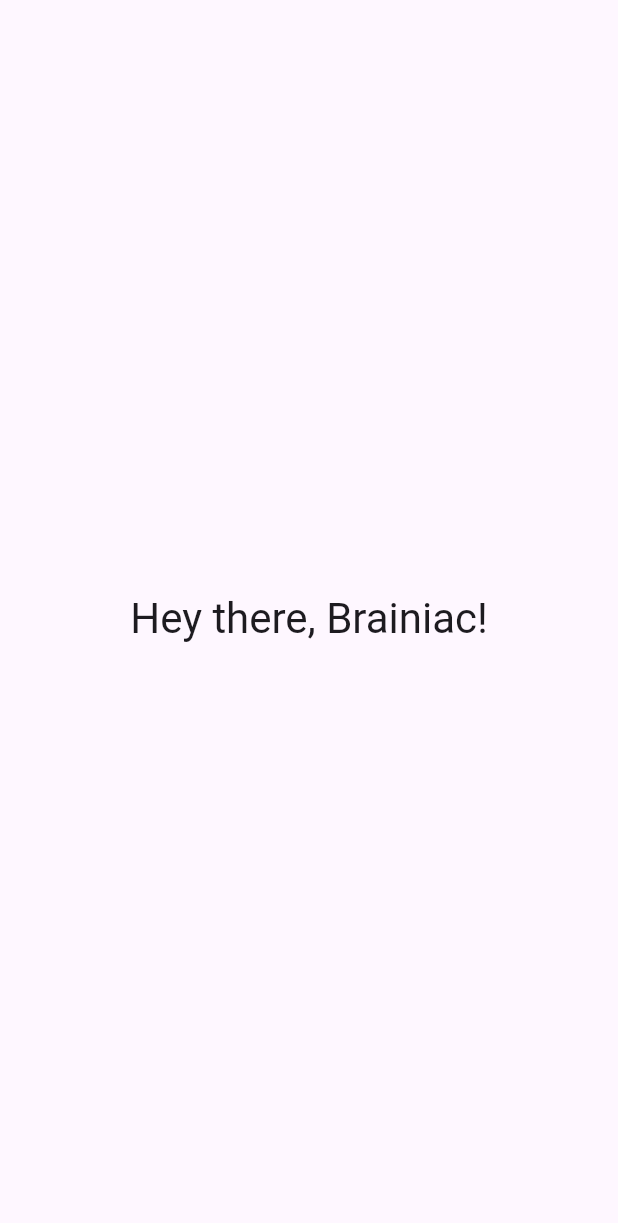
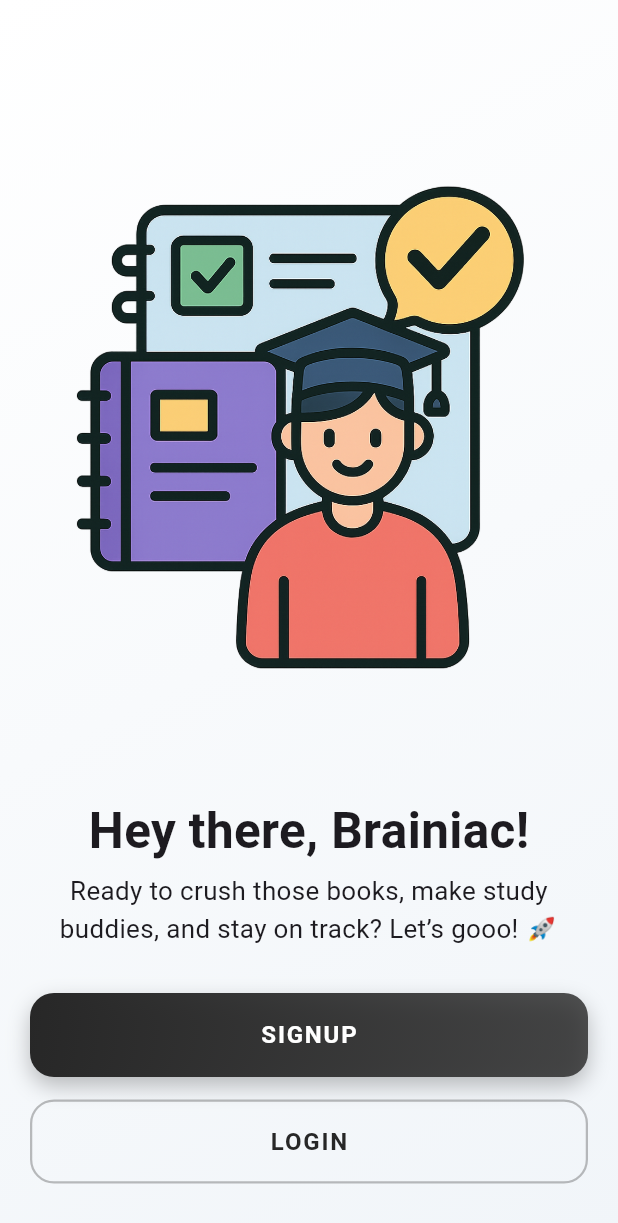
Before and after one commit to Jude254-programmer/smart_pace_lite, a Flutter app: the screen it shows after launch, on a phone screen of 412 x 824 dp. Shown: the top 1223 px of the screen. Run offline on Flutter 3.47's test engine with Material 3 defaults, Android fonts, the light colour scheme and no system bars; our stand-ins replace get.

Commit message:
created welcome screen

```diff
--- /dev/null
+++ b/lib/src/common_widgets/buttons/modern_button.dart
@@ -0,0 +1,116 @@
+import 'package:flutter/material.dart';
+
+import '../../constants/colors.dart';
+
+class ModernButton extends StatefulWidget {
+  final String text;
+  final bool isPrimary;
+  final VoidCallback onPressed;
+  final Color color;
+
+  const ModernButton({
+    required this.text,
+    required this.isPrimary,
+    required this.onPressed,
+    required this.color,
+  });
+
+  @override
+  State<ModernButton> createState() => ModernButtonState();
+}
+
+class ModernButtonState extends State<ModernButton>
+    with SingleTickerProviderStateMixin {
+  late AnimationController _controller;
+  late Animation<double> _scaleAnimation;
+
+  @override
+  void initState() {
+    super.initState();
+    _controller = AnimationController(
+      duration: const Duration(milliseconds: 150),
+      vsync: this,
+    );
+    _scaleAnimation = Tween<double>(
+      begin: 1.0,
+      end: 0.95,
+    ).animate(CurvedAnimation(
+      parent: _controller,
+      curve: Curves.easeInOut,
+    ));
+  }
+
+  @override
+  void dispose() {
+    _controller.dispose();
+    super.dispose();
+  }
+
+  @override
+  Widget build(BuildContext context) {
+
+
+    return ScaleTransition(
+      scale: _scaleAnimation,
+      child: GestureDetector(
+        onTapDown: (_) => _controller.forward(),
+        onTapUp: (_) => _controller.reverse(),
+        onTapCancel: () => _controller.reverse(),
+        child: AnimatedContainer(
+          duration: const Duration(milliseconds: 200),
+          width: double.infinity,
+          height: 56,
+          decoration: BoxDecoration(
+            gradient: widget.isPrimary
+                ? LinearGradient(
+              begin: Alignment.topLeft,
+              end: Alignment.bottomRight,
+              colors: [
+                widget.color,
+                widget.color.withOpacity(0.8),
+              ],
+            )
+                : null,
+            color: widget.isPrimary ? null : Colors.transparent,
+            borderRadius: BorderRadius.circular(16),
+            border: widget.isPrimary
+                ? null
+                : Border.all(
+              color: widget.color.withOpacity(0.3),
+              width: 1.5,
+            ),
+            boxShadow: widget.isPrimary
+                ? [
+              BoxShadow(
+                color: widget.color.withOpacity(0.3),
+                blurRadius: 12,
+                offset: const Offset(0, 6),
+              ),
+            ]
+                : null,
+          ),
+          child: Material(
+            color: Colors.transparent,
+            child: InkWell(
+              onTap: widget.onPressed,
+              borderRadius: BorderRadius.circular(16),
+              child: Center(
+                child: Text(
+                  widget.text.toUpperCase(),
+                  style: TextStyle(
+                    fontSize: 16,
+                    fontWeight: FontWeight.w600,
+                    color: widget.isPrimary
+                        ? tWhiteColor
+                        : widget.color,
+                    letterSpacing: 1.2,
+                  ),
+                ),
+              ),
+            ),
+          ),
+        ),
+      ),
+    );
+  }
+}
--- a/lib/src/constants/colors.dart
+++ b/lib/src/constants/colors.dart
@@ -1,4 +1,4 @@
-import 'dart:ui';
+import 'package:flutter/material.dart';
 
 const tPrimaryColor = Color(0xFFFFE400);
 const tSecondaryColor = Color(0xFF272727);
@@ -7,3 +7,13 @@ const tAccentColor = Color(0xFF001BFF);
 const tCardBgColor = Color(0xFFF7F6F1);
 const tWhiteColor = Color(0xffffffff);
 const  tDarkColor = Color(0xFF000000);
+
+// Grey Color gradient
+const wG1 = Colors.white;
+const wG2 =  Color(0xFFF8FAFC) ;
+const wG3 = Color(0xFFF1F5F9);
+
+// Dark Color gradient
+const dG1 =  Color(0xFF0D1117);
+const dG2 =  Color(0xFF161B22);
+const dG3 = Color(0xFF21262D);
--- a/lib/src/constants/image_string.dart
+++ b/lib/src/constants/image_string.dart
@@ -1,4 +1,4 @@
 const tSplashTopIcon = "assets/images/tIcon.png";
 const tSplashImage = "assets/images/splash.png";
 
-const String tWelcomeScreenImage ="assets/images/welcome.png";
+const String tWelcomeScreenImage = "assets/images/welcome.png";
--- a/lib/src/constants/text_string.dart
+++ b/lib/src/constants/text_string.dart
@@ -3,3 +3,6 @@ const String tAppTagline = "Built for Students. \nPaced for Success.";
 
 const String tWelcomeTitle ="Hey there, Brainiac!";
 const String tWelcomeSubtitle ="Ready to crush those books, make study buddies, and stay on track? Let’s gooo! 🚀";
+
+const String tSignUp = "Signup";
+const String tLogIn = "Login";
--- a/lib/src/features/screens/welcome/welcome.dart
+++ b/lib/src/features/screens/welcome/welcome.dart
@@ -1,13 +1,72 @@
 import 'package:flutter/material.dart';
+import 'package:smart_pace_lite/src/common_widgets/buttons/modern_button.dart';
+import 'package:smart_pace_lite/src/constants/image_string.dart';
 import 'package:smart_pace_lite/src/constants/text_string.dart';
+
+import '../../../constants/colors.dart';
 
 class Welcome extends StatelessWidget {
   const Welcome({super.key});
 
   @override
   Widget build(BuildContext context) {
+    final size = MediaQuery.of(context).size;
     return Scaffold(
-      body: Center(child: Text(tWelcomeTitle, style: Theme.of(context).textTheme.headlineMedium,)),
+      body: Container(
+        decoration: BoxDecoration(
+          gradient: LinearGradient(
+            begin: Alignment.topLeft,
+            end: Alignment.bottomRight,
+            colors: [wG1, wG2, wG3],
+          ),
+        ),
+        child: Padding(
+          padding: const EdgeInsets.only(top: 40.0, left: 20, right: 20),
+          child: Column(
+            children: [
+              Expanded(
+                flex: 5,
+                child: Container(
+                  width: double.infinity,
+                  child: Image.asset(tWelcomeScreenImage),
+                ),
+              ),
+              Expanded(
+                flex: 3,
+                child: Column(
+                  children: [
+                    Text(
+                      tWelcomeTitle,
+                      style: TextStyle(
+                        fontSize: size.width * 0.08,
+                        fontWeight: FontWeight.w700,
+                      ),
+                    ),
+                    const SizedBox(height: 5,),
+                    Center(
+                      child: Text(
+                        tWelcomeSubtitle,
+                        style: TextStyle(
+                          fontSize: size.width * 0.042,
+                          fontWeight: FontWeight.w400,
+                        ),
+                        textAlign: TextAlign.center,
+                      ),
+                    ),
+                    const SizedBox(height: 30,),
+                    Expanded(child: Column(children: [
+                      ModernButton(text: tSignUp, isPrimary: true, onPressed: (){}, color: tSecondaryColor),
+                      const SizedBox(height: 15,),
+
+                      ModernButton(text: tLogIn, isPrimary: false, onPressed: (){}, color: tSecondaryColor)
+                    ],))
+                  ],
+                ),
+              ),
+            ],
+          ),
+        ),
+      ),
     );
   }
 }
```
